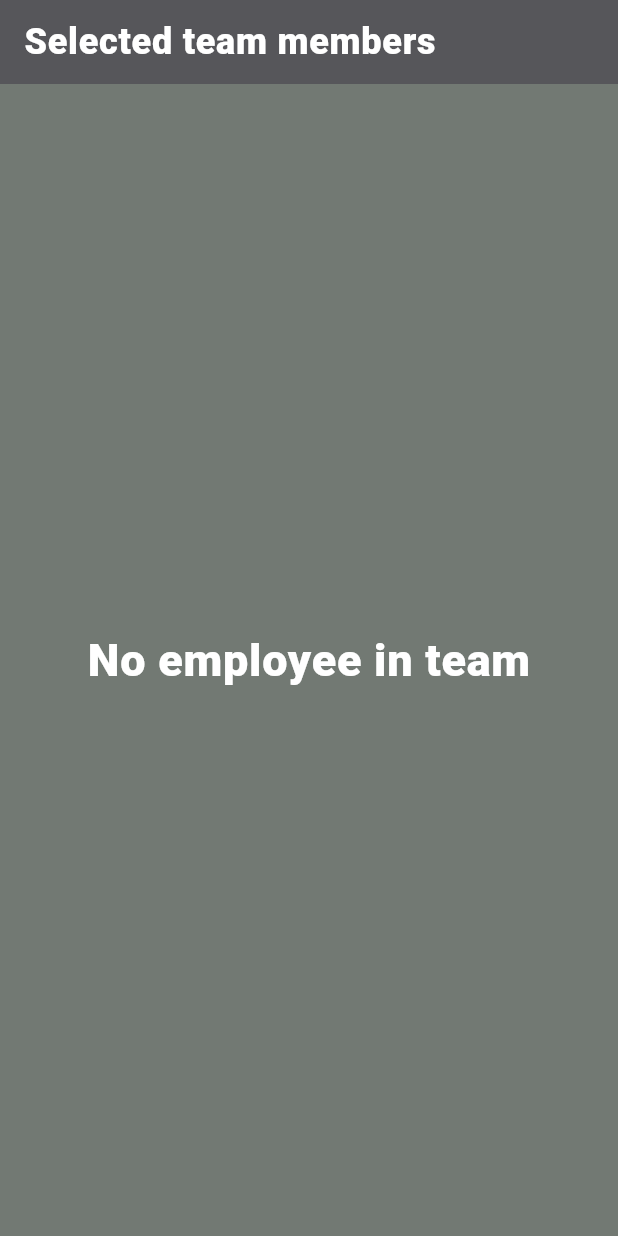
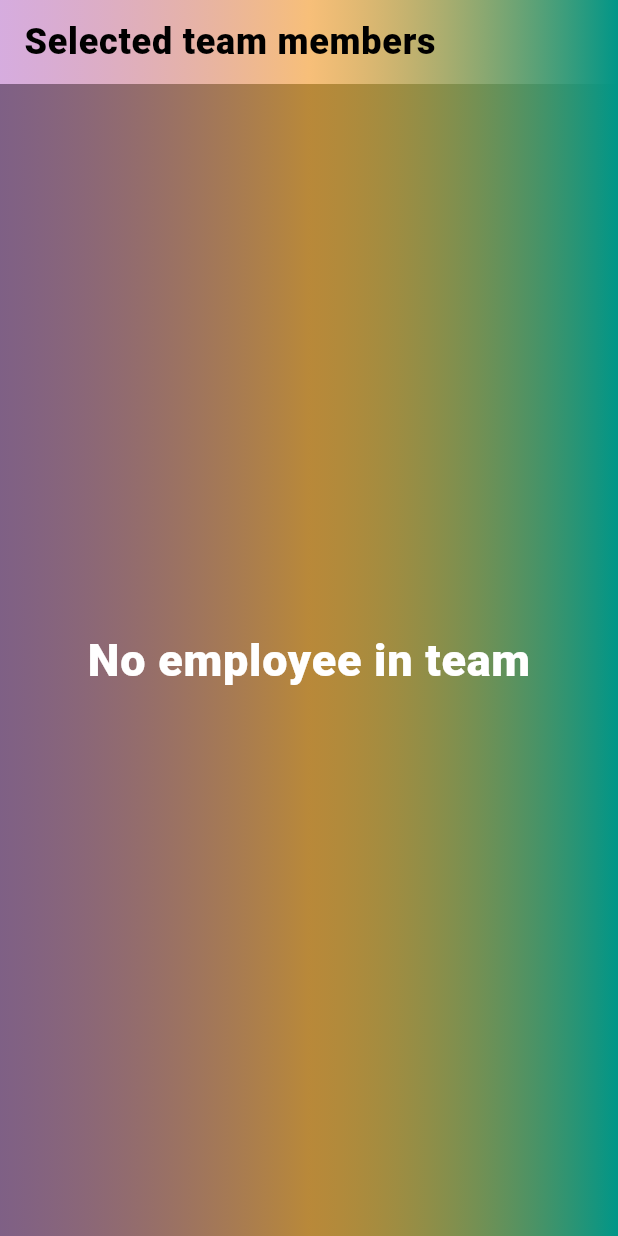
Before and after one commit to ajayg51/Helioverse_assignment, a Flutter app: the TeamInfoScreen screen opened by its route, on a phone screen of 412 x 824 dp. Run offline on Flutter 3.47's test engine with Material 3 defaults, Android fonts, the light colour scheme and no system bars; our stand-ins replace fluttertoast, get, hive, transparent_image; accounts and stored records are empty; network calls fail.

Commit message:
added gradient color

```diff
--- a/lib/team_info_screen.dart
+++ b/lib/team_info_screen.dart
@@ -1,5 +1,6 @@
 import 'package:emp_data/employee_card.dart';
 import 'package:emp_data/team_info_screen_controller.dart';
+import 'package:emp_data/utils/common_background.dart';
 import 'package:flutter/material.dart';
 import 'package:get/get.dart';
 
@@ -18,14 +19,15 @@ class TeamInfoScreen extends StatelessWidget {
           style: Theme.of(context).textTheme.bodyLarge?.copyWith(
                 fontSize: 24,
                 fontWeight: FontWeight.w800,
-                color: Colors.white,
+                color: Colors.black,
               ),
         ),
-        backgroundColor: const Color.fromARGB(255, 84, 86, 84),
+        flexibleSpace: const CommonBackground(),
       ),
       backgroundColor: const Color.fromARGB(255, 114, 121, 115),
       body: data.isEmpty
-          ? Center(
+          ? CommonBackground(
+              child: Center(
                 child: Text(
                   "No employee in team",
                   style: Theme.of(context).textTheme.bodyLarge?.copyWith(
@@ -34,8 +36,10 @@ class TeamInfoScreen extends StatelessWidget {
                         fontWeight: FontWeight.w800,
                       ),
                 ),
+              ),
             )
-          : GridView.extent(
+          : CommonBackground(
+              child: GridView.extent(
                 maxCrossAxisExtent: 300,
                 controller: controller.scrollController,
                 children: List.generate(
@@ -46,6 +50,7 @@ class TeamInfoScreen extends StatelessWidget {
                   ),
                 ),
               ),
+            ),
     );
   }
 }
--- /dev/null
+++ b/lib/utils/common_background.dart
@@ -0,0 +1,25 @@
+import 'package:flutter/material.dart';
+
+class CommonBackground extends StatelessWidget {
+  const CommonBackground({super.key, this.child});
+  final Widget? child;
+  @override
+  Widget build(BuildContext context) {
+    return Container(
+      decoration: BoxDecoration(
+        gradient: LinearGradient(
+          colors: [
+            Colors.purple.withOpacity(0.3),
+            Colors.orange.withOpacity(0.5),
+            Colors.teal
+          ],
+        ),
+      ),
+      child: child == null
+          ? null
+          : Row(
+              children: [Expanded(child: child!)],
+            ),
+    );
+  }
+}
```
Also changed, not shown: lib/employee_card.dart (+33 -11 lines), lib/employee_info_screen.dart (+29 -7 lines), 1 other file. Lines whose indentation alone changed are shown as unchanged.
